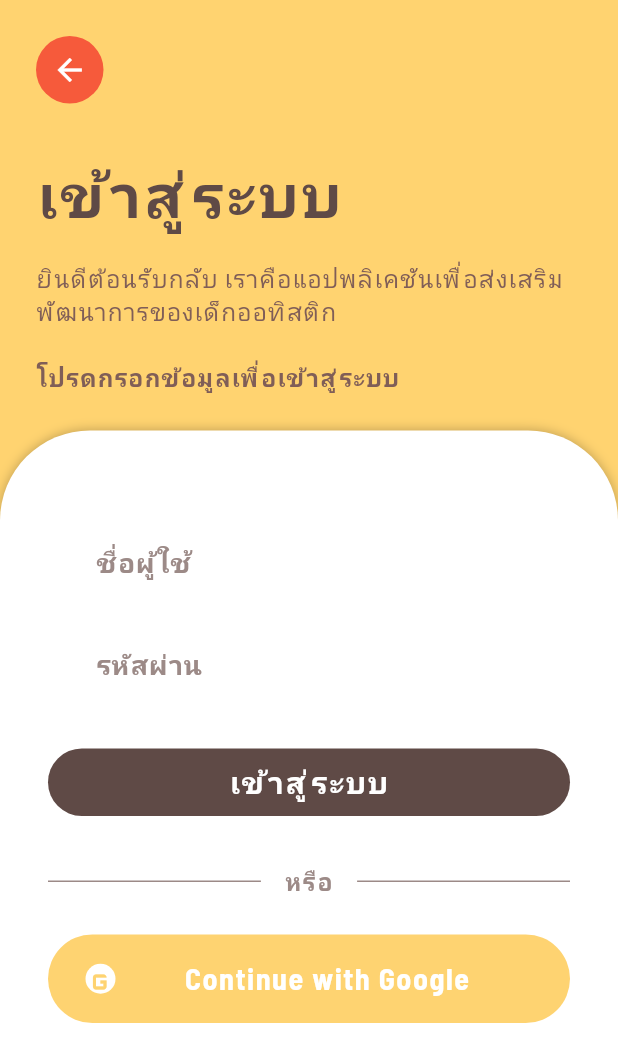
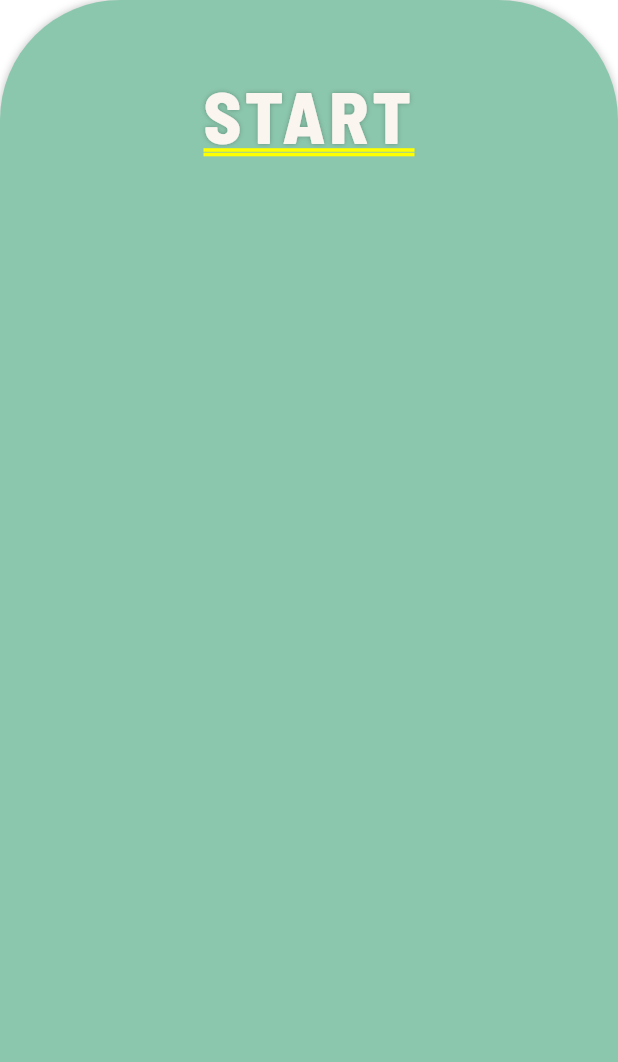
Before and after one commit to sasi385/loginpagetest, a Flutter app: the LoginScreen screen opened directly, after a tap on "เข้าสู่ระบบ", on a phone screen of 412 x 824 dp. Shown: the top 1062 px of the screen. Run offline on Flutter 3.47's test engine with Material 3 defaults, Android fonts, the light colour scheme and no system bars; our stand-ins replace google_fonts.

Commit message:
add morepage
เพิ่มหน้าหลายหน้าอยู่ จำไม่ได้ละ

```diff
--- a/lib/screens/login_screen.dart
+++ b/lib/screens/login_screen.dart
@@ -3,6 +3,7 @@ import 'package:google_fonts/google_fonts.dart';
 import '../widgets/backwordbutton-loginpage.dart';
 import '../widgets/SocialLoginButton.dart';
 import 'package:children_app_login/utils/colors.dart';
+import 'start_screen.dart';
 
 class LoginScreen extends StatelessWidget {
   const LoginScreen({super.key});
@@ -147,7 +148,12 @@ class LoginScreen extends StatelessWidget {
                         height: 45,
                         child: ElevatedButton(
                           onPressed: () {
-                            // TODO: Login logic
+                            Navigator.push(
+                              context,
+                              MaterialPageRoute(
+                                builder: (context) => const StartButton(),
+                              ),
+                            );
                           },
                           style: ElevatedButton.styleFrom(
                             backgroundColor: AppColors.brownPrimary,
--- a/lib/screens/start_screen.dart
+++ b/lib/screens/start_screen.dart
@@ -0,0 +1,75 @@
+import 'package:flutter/material.dart';
+
+class StartButton extends StatefulWidget {
+  final VoidCallback? onPressed;
+
+  const StartButton({Key? key, this.onPressed}) : super(key: key);
+
+  @override
+  State<StartButton> createState() => _StartButtonState();
+}
+
+class _StartButtonState extends State<StartButton> {
+  bool _isPressed = false;
+
+  @override
+  Widget build(BuildContext context) {
+    return Positioned(
+      left: 0,
+      right: 0,
+      bottom: 0,
+      top: 540,
+      child: Container(
+        decoration: BoxDecoration(
+          color: const Color(0xFF8BC7AD), // สีเขียวอ่อน
+          borderRadius: const BorderRadius.only(
+            topLeft: Radius.circular(80),
+            topRight: Radius.circular(80),
+          ),
+          boxShadow: [
+            BoxShadow(
+              color: Colors.black.withOpacity(0.25),
+              blurRadius: 4,
+              offset: const Offset(0, 0),
+            ),
+          ],
+        ),
+        padding: const EdgeInsets.symmetric(
+          horizontal: 32,
+          vertical: 48,
+        ),
+        child: GestureDetector(
+          onTapDown: (_) => setState(() => _isPressed = true),
+          onTapUp: (_) => setState(() => _isPressed = false),
+          onTapCancel: () => setState(() => _isPressed = false),
+          onTap: widget.onPressed,
+          child: AnimatedScale(
+            scale: _isPressed ? 0.95 : 1.0,
+            duration: const Duration(milliseconds: 100),
+            child: SizedBox(
+              width: double.infinity,
+              child: Text(
+                'START',
+                textAlign: TextAlign.center,
+                style: const TextStyle(
+                  fontFamily: 'Barlow Semi Condensed',
+                  fontSize: 48,
+                  fontWeight: FontWeight.w800,
+                  color: Color(0xFFFAF5EF), // สีพื้นหลัง app
+                  letterSpacing: 2.4,
+                  shadows: [
+                    Shadow(
+                      color: Colors.black26,
+                      blurRadius: 4,
+                      offset: Offset(0, 0),
+                    ),
+                  ],
+                ),
+              ),
+            ),
+          ),
+        ),
+      ),
+    );
+  }
+}
```
Also changed, not shown: lib/screens/ATEC_screen.dart (added, +291 -0 lines), lib/screens/signin_screen.dart (+9 -3 lines), lib/screens/test1.dart (added), lib/screens/test2.dart (added), lib/screens/test3.dart (added), lib/screens/test4.dart (added).
